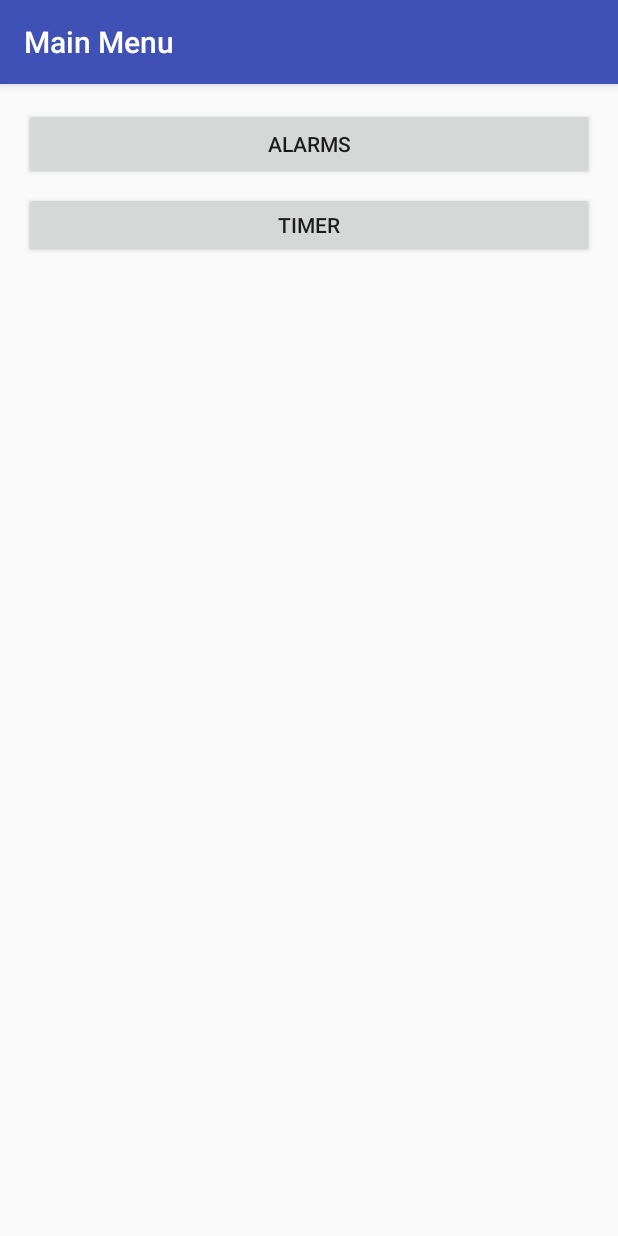
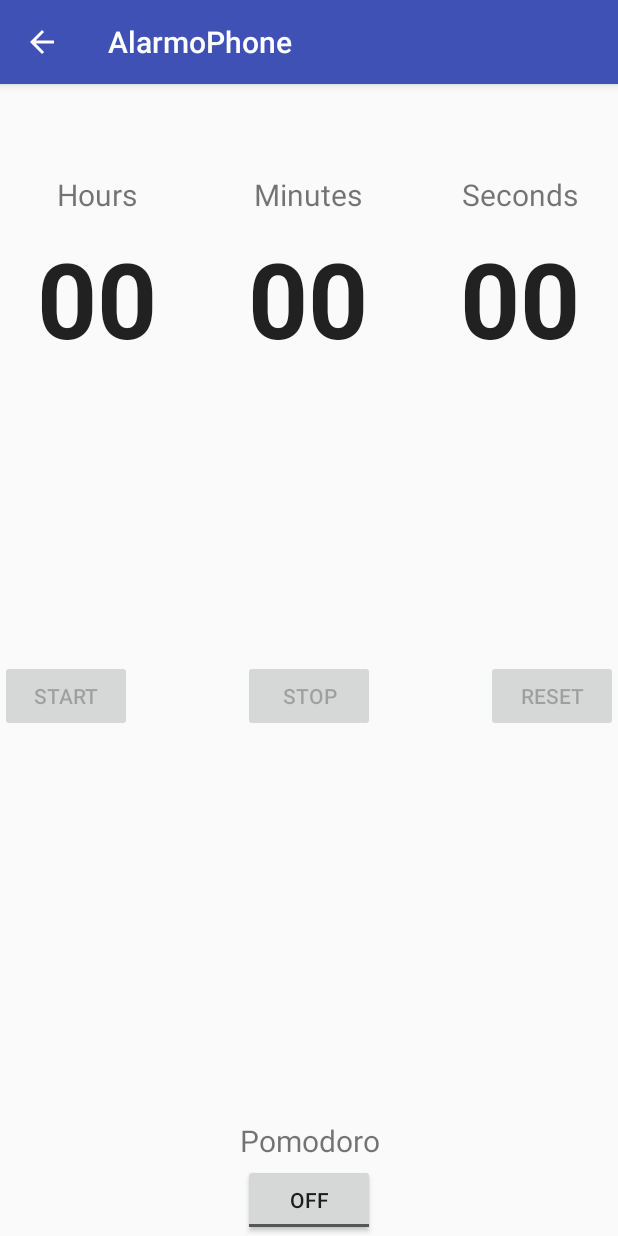
Before and after one commit to AllenHwang/AlarmoPhone, an Android app: the MainMenuActivity screen opened directly, with no data from a screen before it, after a tap on "TIMER", on a phone screen of 412 x 824 dp. Run offline under Robolectric (Android 15) with nearby library versions, the light colour scheme and no system bars.

Commit message:
Merged timer function
Merged timer function with GUI

```diff
--- a/app/build.gradle
+++ b/app/build.gradle
@@ -23,6 +23,9 @@ dependencies {
     implementation 'com.android.support:appcompat-v7:26.1.0'
     implementation 'com.android.support.constraint:constraint-layout:1.0.2'
     testImplementation 'junit:junit:4.12'
+    compile 'com.android.support:appcompat-v7:26.+'
+    compile 'com.android.support.constraint:constraint-layout:1.0.2'
+    compile 'com.android.support:design:26.+'
     androidTestImplementation 'com.android.support.test:runner:1.0.1'
     androidTestImplementation 'com.android.support.test.espresso:espresso-core:3.0.1'
 }
--- a/app/src/main/java/com/example/alarmophone/MainMenuActivity.java
+++ b/app/src/main/java/com/example/alarmophone/MainMenuActivity.java
@@ -19,8 +19,8 @@ public class MainMenuActivity extends AppCompatActivity {
         startActivity(intent);
 
     }
-//    public void timerActivity(View view){
-//        Intent intent = new Intent(this, TimerActivity.class);
-//        startActivity(intent);
-//    }
+    public void timerActivity(View view){
+        Intent intent = new Intent(this, TimerActivity.class);
+        startActivity(intent);
+    }
 }
--- /dev/null
+++ b/app/src/main/res/layout/activity_timer.xml
@@ -0,0 +1,165 @@
+<?xml version="1.0" encoding="utf-8"?>
+<android.support.design.widget.CoordinatorLayout xmlns:android="http://schemas.android.com/apk/res/android"
+    xmlns:app="http://schemas.android.com/apk/res-auto"
+    xmlns:tools="http://schemas.android.com/tools"
+    android:layout_width="match_parent"
+    android:layout_height="match_parent"
+    android:screenOrientation="portrait"
+    tools:context="com.example.alarmophone.TimerActivity"
+    >
+
+    <android.support.design.widget.AppBarLayout
+        android:layout_width="match_parent"
+        android:layout_height="wrap_content"
+        android:theme="@style/AppTheme.AppBarOverlay"
+        android:descendantFocusability="beforeDescendants"
+        android:focusableInTouchMode="true"
+        >
+
+    </android.support.design.widget.AppBarLayout>
+
+    <Button
+        android:id="@+id/stop"
+        android:layout_width="wrap_content"
+        android:layout_height="wrap_content"
+        android:layout_gravity="bottom|center_horizontal"
+        android:text="Stop"
+        app:layout_anchor="@+id/include"
+        app:layout_anchorGravity="center_vertical|center_horizontal" />
+
+    <Button
+        android:id="@+id/start"
+        android:layout_width="wrap_content"
+        android:layout_height="wrap_content"
+        android:layout_gravity="bottom|right"
+        android:text="Start"
+        app:layout_anchor="@+id/include"
+        app:layout_anchorGravity="center_vertical|left" />
+
+    <Button
+        android:id="@+id/reset"
+        android:layout_width="wrap_content"
+        android:layout_height="wrap_content"
+        android:layout_gravity="bottom|left"
+        android:text="Reset"
+        app:layout_anchor="@+id/include"
+        app:layout_anchorGravity="center_vertical|right" />
+
+    <ToggleButton
+        android:id="@+id/pomodoro"
+        android:layout_width="wrap_content"
+        android:layout_height="wrap_content"
+        android:layout_gravity="bottom|center_horizontal"
+        android:text="Pomodoro"
+        app:layout_anchor="@+id/include"
+        app:layout_anchorGravity="bottom|center" />
+
+    <EditText
+        android:id="@+id/minutes"
+        android:layout_width="130dp"
+        android:layout_height="130dp"
+        android:layout_marginTop="78dp"
+        android:layout_gravity="top|center"
+        android:ems="10"
+        android:inputType="time"
+        android:text="00"
+        android:textAlignment="center"
+        android:textSize="70sp"
+        android:textStyle="bold"
+        android:maxLength="2"
+        android:cursorVisible="false"
+        android:background="@android:color/transparent"
+        android:selectAllOnFocus="true"
+        />
+
+    <EditText
+        android:id="@+id/seconds"
+        android:layout_width="130dp"
+        android:layout_height="130dp"
+        android:layout_marginTop="78dp"
+        android:layout_gravity="top|right"
+        android:ems="10"
+        android:inputType="time"
+        android:textAlignment="center"
+        android:textSize="70sp"
+        android:textStyle="bold"
+        android:text="00"
+        android:maxLength="2"
+        android:cursorVisible="false"
+        android:background="@android:color/transparent"
+        android:selectAllOnFocus="true"
+        />
+
+    <EditText
+        android:id="@+id/hours"
+        android:layout_width="130dp"
+        android:layout_height="130dp"
+        android:layout_marginTop="78dp"
+        android:layout_gravity="top|left"
+        android:ems="10"
+        android:text="00"
+        android:inputType="time"
+        android:textAlignment="center"
+        android:textSize="70sp"
+        android:textStyle="bold"
+        android:maxLength="2"
+        android:cursorVisible="false"
+        android:background="@android:color/transparent"
+        android:selectAllOnFocus="true"
+        />
+
+    <include
+        android:id="@+id/include"
+        layout="@layout/content_timer"
+        app:layout_anchor="@+id/include"
+        app:layout_anchorGravity="right|center" />
+
+    <TextView
+        android:id="@+id/textHours"
+        android:layout_width="130dp"
+        android:layout_height="286dp"
+        android:layout_marginTop="60dp"
+        android:layout_gravity="top|left"
+        android:background="@android:color/transparent"
+        android:text="Hours"
+        android:textAlignment="center"
+        android:textSize="20sp"
+        />
+
+    <TextView
+        android:id="@+id/textMinutes"
+        android:layout_width="130dp"
+        android:layout_height="286dp"
+        android:layout_marginTop="60dp"
+        android:layout_gravity="top|center"
+        android:background="@android:color/transparent"
+        android:text="Minutes"
+        android:textAlignment="center"
+        android:textSize="20sp"
+        />
+
+    <TextView
+        android:id="@+id/textSeconds"
+        android:layout_width="130dp"
+        android:layout_height="286dp"
+        android:layout_marginTop="60dp"
+        android:layout_gravity="top|right"
+        android:background="@android:color/transparent"
+        android:text="Seconds"
+        android:textAlignment="center"
+        android:textSize="20sp"
+        />
+
+    <TextView
+        android:id="@+id/textPomodoro"
+        android:layout_width="wrap_content"
+        android:layout_height="wrap_content"
+        android:layout_marginBottom="50dp"
+        android:layout_gravity="bottom|center_horizontal"
+        android:text="Pomodoro"
+        app:layout_anchor="@+id/include"
+        app:layout_anchorGravity="bottom|center"
+        android:textAlignment="center"
+        android:textSize="20sp"
+        />
+</android.support.design.widget.CoordinatorLayout>
--- /dev/null
+++ b/app/src/main/res/layout/content_timer.xml
@@ -0,0 +1,11 @@
+<?xml version="1.0" encoding="utf-8"?>
+<android.support.constraint.ConstraintLayout xmlns:android="http://schemas.android.com/apk/res/android"
+    xmlns:app="http://schemas.android.com/apk/res-auto"
+    xmlns:tools="http://schemas.android.com/tools"
+    android:layout_width="match_parent"
+    android:layout_height="match_parent"
+    app:layout_behavior="@string/appbar_scrolling_view_behavior"
+    tools:context="com.example.myapplication.TimerActivity"
+    tools:showIn="@layout/activity_timer">
+
+</android.support.constraint.ConstraintLayout>
--- a/app/src/main/res/values/strings.xml
+++ b/app/src/main/res/values/strings.xml
@@ -1,5 +1,6 @@
 <resources>
     <string name="app_name">AlarmoPhone</string>
+    <string name="action_settings">Settings</string>
     <string name="edit_message">Enter a message</string>
     <string name="button_send">Send</string>
     <string name="edit_email">Email</string>
```
Also changed, not shown: app/src/main/AndroidManifest.xml (+5 -4 lines), app/src/main/java/com/example/alarmophone/TimerActivity.java (added, +372 -0 lines), app/src/main/res/values/styles.xml (+8 -0 lines).
